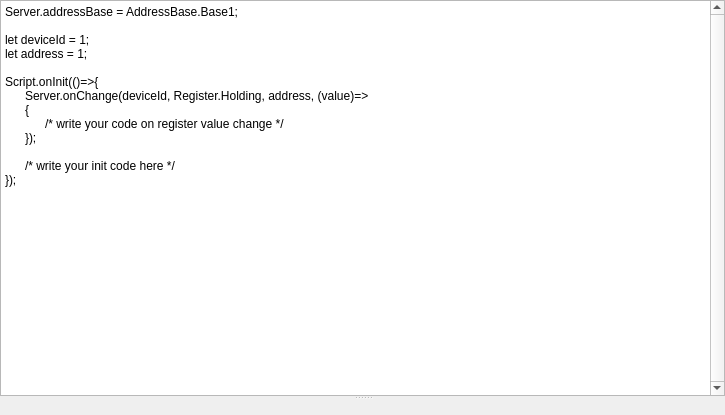
Above: src/controls/jscriptcontrol.ui from sanny32/OpenModSim before the change. Below: the same form after it.
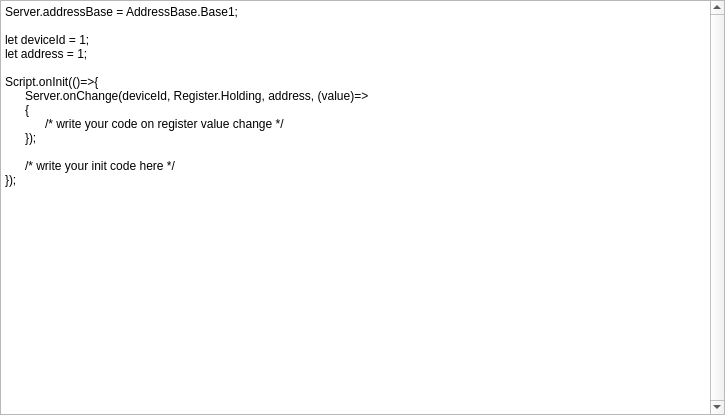
That is the form after the change. Custom widgets are drawn as their Qt base class.

What changed in the file:
```diff
--- a/src/controls/jscriptcontrol.ui
+++ b/src/controls/jscriptcontrol.ui
@@ -24,18 +24,11 @@
     <number>0</number>
    </property>
    <item>
-    <widget class="QSplitter" name="horizontalSplitter">
-     <property name="orientation">
-      <enum>Qt::Orientation::Vertical</enum>
-     </property>
-     <property name="childrenCollapsible">
-      <bool>false</bool>
-     </property>
      <widget class="JSCodeEditor" name="codeEditor">
       <property name="sizePolicy">
        <sizepolicy hsizetype="Expanding" vsizetype="Expanding">
-        <horstretch>2</horstretch>
-        <verstretch>4</verstretch>
+       <horstretch>0</horstretch>
+       <verstretch>0</verstretch>
        </sizepolicy>
       </property>
       <property name="minimumSize">
@@ -69,15 +62,6 @@
        <string/>
       </property>
      </widget>
-     <widget class="ConsoleOutput" name="console" native="true">
-      <property name="sizePolicy">
-       <sizepolicy hsizetype="Expanding" vsizetype="Expanding">
-        <horstretch>0</horstretch>
-        <verstretch>1</verstretch>
-       </sizepolicy>
-      </property>
-     </widget>
-    </widget>
    </item>
   </layout>
  </widget>
@@ -87,11 +71,6 @@
    <extends>QPlainTextEdit</extends>
    <header>jscodeeditor.h</header>
   </customwidget>
-  <customwidget>
-   <class>ConsoleOutput</class>
-   <extends>QWidget</extends>
-   <header>consoleoutput.h</header>
-  </customwidget>
  </customwidgets>
  <resources/>
  <connections/>
```
Lines whose indentation alone changed are shown as unchanged.
